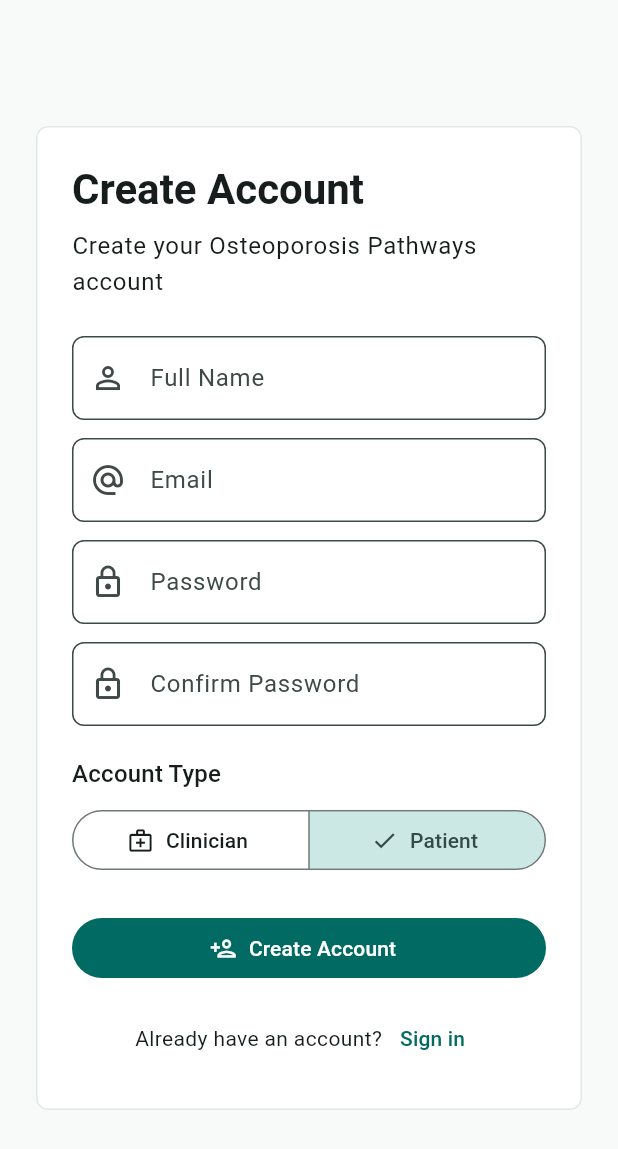
After one commit to songyi0494/CSI6224-APPLIED-PROJECT, a Flutter app: the AuthSignUpScreen screen opened directly, on a phone screen of 412 x 824 dp. The commit adds this screen. Shown: the top 1149 px of the screen. Run offline on Flutter 3.47's test engine with Material 3 defaults, Android fonts, the phone set to English and light mode, and no system bars; our stand-ins replace supabase_flutter; accounts and stored records are empty; network calls fail.

Commit message:
need to modify

```diff
--- a/app/lib/app.dart
+++ b/app/lib/app.dart
@@ -1,6 +1,6 @@
 import 'package:flutter/material.dart';
 
-import 'data/mock_app_repository.dart';
+import 'data/supabase_app_repository.dart';
 import 'models/app_user.dart';
 import 'models/clinical_case.dart';
 import 'models/pathway_evaluation.dart';
@@ -21,7 +21,7 @@ class OsteoporosisPathwaysApp extends StatefulWidget {
 }
 
 class _OsteoporosisPathwaysAppState extends State<OsteoporosisPathwaysApp> {
-  final MockAppRepository _repository = MockAppRepository();
+  final SupabaseAppRepository _repository = SupabaseAppRepository();
   final GlobalKey<NavigatorState> _navigatorKey = GlobalKey<NavigatorState>();
   AppUser? _currentUser;
 
@@ -40,6 +40,7 @@ class _OsteoporosisPathwaysAppState extends State<OsteoporosisPathwaysApp> {
     final user = _currentUser;
     if (user == null) {
       return AuthScreen(
+        repository: _repository,
         onSignedIn: (nextUser) => setState(() => _currentUser = nextUser),
       );
     }
--- /dev/null
+++ b/app/lib/data/supabase_app_repository.dart
@@ -0,0 +1,49 @@
+import 'package:supabase_flutter/supabase_flutter.dart';
+
+import '../models/app_user.dart';
+import 'mock_app_repository.dart';
+
+class SupabaseAppRepository extends MockAppRepository {
+  final SupabaseClient _supabase = Supabase.instance.client;
+
+  @override
+  Future<AppUser> signIn({
+    required String email,
+    required String password,
+    required UserRole role,
+  }) async {
+    final response = await _supabase.auth.signInWithPassword(
+      email: email,
+      password: password,
+    );
+
+    final user = response.user;
+
+    if (user == null) {
+      throw Exception('Login failed.');
+    }
+
+    final profile = await _supabase
+        .from('profiles')
+        .select('full_name, role')
+        .eq('id', user.id)
+        .single();
+
+    final savedRole = profile['role'] as String;
+
+    if (savedRole != role.name) {
+      await _supabase.auth.signOut();
+
+      throw Exception(
+        'This account is registered as $savedRole.',
+      );
+    }
+
+    return AppUser(
+      id: user.id,
+      displayName: profile['full_name'] as String,
+      email: user.email ?? email,
+      role: role,
+    );
+  }
+}
--- /dev/null
+++ b/app/lib/screens/auth_signup.dart
@@ -0,0 +1,247 @@
+import 'package:flutter/material.dart';
+import 'package:supabase_flutter/supabase_flutter.dart';
+import '../models/app_user.dart';
+
+class AuthSignUpScreen extends StatefulWidget {
+  const AuthSignUpScreen({super.key});
+
+  @override
+  State<AuthSignUpScreen> createState() => _AuthSignUpScreenState();
+}
+
+class _AuthSignUpScreenState extends State<AuthSignUpScreen> {
+  final _nameController = TextEditingController();
+  final _emailController = TextEditingController();
+  final _passwordController = TextEditingController();
+  final _confirmPasswordController = TextEditingController();
+
+  UserRole _role = UserRole.patient;
+  bool _loading = false;
+
+  @override
+  void dispose() {
+    _nameController.dispose();
+    _emailController.dispose();
+    _passwordController.dispose();
+    _confirmPasswordController.dispose();
+    super.dispose();
+  }
+
+  @override
+  Widget build(BuildContext context) {
+    return Scaffold(
+      body: SafeArea(
+        child: Center(
+          child: SingleChildScrollView(
+            child: ConstrainedBox(
+              constraints: const BoxConstraints(maxWidth: 520),
+              child: Padding(
+                padding: const EdgeInsets.all(24),
+                child: Card(
+                  child: Padding(
+                    padding: const EdgeInsets.all(24),
+                    child: Column(
+                      mainAxisSize: MainAxisSize.min,
+                      crossAxisAlignment: CrossAxisAlignment.stretch,
+                      children: [
+                        Text(
+                          'Create Account',
+                          style: Theme.of(context)
+                              .textTheme
+                              .headlineMedium
+                              ?.copyWith(fontWeight: FontWeight.w700),
+                        ),
+                        const SizedBox(height: 8),
+                        Text(
+                          'Create your Osteoporosis Pathways account',
+                          style: Theme.of(context).textTheme.bodyLarge,
+                        ),
+                        const SizedBox(height: 24),
+
+                        TextField(
+                          controller: _nameController,
+                          decoration: const InputDecoration(
+                            labelText: 'Full Name',
+                            prefixIcon: Icon(Icons.person_outline),
+                          ),
+                        ),
+
+                        const SizedBox(height: 12),
+
+                        TextField(
+                          controller: _emailController,
+                          keyboardType: TextInputType.emailAddress,
+                          decoration: const InputDecoration(
+                            labelText: 'Email',
+                            prefixIcon: Icon(Icons.alternate_email),
+                          ),
+                        ),
+
+                        const SizedBox(height: 12),
+
+                        TextField(
+                          controller: _passwordController,
+                          obscureText: true,
+                          decoration: const InputDecoration(
+                            labelText: 'Password',
+                            prefixIcon: Icon(Icons.lock_outline),
+                          ),
+                        ),
+
+                        const SizedBox(height: 12),
+
+                        TextField(
+                          controller: _confirmPasswordController,
+                          obscureText: true,
+                          decoration: const InputDecoration(
+                            labelText: 'Confirm Password',
+                            prefixIcon: Icon(Icons.lock_outline),
+                          ),
+                        ),
+
+                        const SizedBox(height: 20),
+
+                        Text(
+                          'Account Type',
+                          style: Theme.of(context).textTheme.titleMedium,
+                        ),
+
+                        const SizedBox(height: 8),
+
+                        SegmentedButton<UserRole>(
+                          segments: const [
+                            ButtonSegment(
+                              value: UserRole.clinician,
+                              label: Text('Clinician'),
+                              icon: Icon(Icons.medical_services_outlined),
+                            ),
+                            ButtonSegment(
+                              value: UserRole.patient,
+                              label: Text('Patient'),
+                              icon: Icon(Icons.person_outline),
+                            ),
+                          ],
+                          selected: {_role},
+                          onSelectionChanged: (roles) {
+                            setState(() {
+                              _role = roles.first;
+                            });
+                          },
+                        ),
+
+                        const SizedBox(height: 24),
+
+                        FilledButton.icon(
+                          onPressed: _loading ? null : _signUp,
+                          icon: _loading
+                              ? const SizedBox(
+                                  width: 18,
+                                  height: 18,
+                                  child: CircularProgressIndicator(
+                                    strokeWidth: 2,
+                                  ),
+                                )
+                              : const Icon(Icons.person_add_outlined),
+                          label: Text(
+                            _loading
+                                ? 'Creating account...'
+                                : 'Create Account',
+                          ),
+                        ),
+
+                        const SizedBox(height: 12),
+
+                        Row(
+                          mainAxisAlignment: MainAxisAlignment.center,
+                          children: [
+                            const Text('Already have an account?'),
+                            TextButton(
+                              onPressed: () {
+                                Navigator.pop(context);
+                              },
+                              child: const Text('Sign in'),
+                            ),
+                          ],
+                        ),
+                      ],
+                    ),
+                  ),
+                ),
+              ),
+            ),
+          ),
+        ),
+      ),
+    );
+  }
+
+  Future<void> _signUp() async {
+    final fullName = _nameController.text.trim();
+    final email = _emailController.text.trim();
+    final password = _passwordController.text;
+    final confirmPassword = _confirmPasswordController.text;
+
+    if (fullName.isEmpty || email.isEmpty || password.isEmpty) {
+      _showMessage('Please fill in all fields.');
+      return;
+    }
+
+    if (password != confirmPassword) {
+      _showMessage('Passwords do not match.');
+      return;
+    }
+
+    setState(() {
+      _loading = true;
+    });
+
+    try {
+      final response = await Supabase.instance.client.auth.signUp(
+        email: email,
+        password: password,
+        data: {
+          'full_name': fullName,
+          'role': _role.name,
+        },
+      );
+
+      if (response.user == null) {
+        throw Exception('Account could not be created.');
+      }
+
+      if (!mounted) {
+        return;
+      }
+
+      ScaffoldMessenger.of(context).showSnackBar(
+        const SnackBar(
+          content: Text(
+            'Account created. Please check your email if verification is required.',
+          ),
+        ),
+      );
+      await Supabase.instance.client.auth.signOut();
+      Navigator.pop(context);
+    } on AuthException catch (e) {
+      _showMessage(e.message);
+    } catch (e) {
+      _showMessage('Sign up failed: $e');
+    } finally {
+      if (mounted) {
+        setState(() {
+          _loading = false;
+        });
+      }
+    }
+  }
+
+  void _showMessage(String message) {
+    if (!mounted) {
+      return;
+    }
+
+    ScaffoldMessenger.of(context).showSnackBar(
+      SnackBar(content: Text(message)),
+    );
+  }
+}
--- a/app/pubspec.yaml
+++ b/app/pubspec.yaml
@@ -11,6 +11,7 @@ dependencies:
     sdk: flutter
   cupertino_icons: ^1.0.8
   http: ^1.2.2
+  supabase_flutter: ^2.17.2
 
 dev_dependencies:
   flutter_test:
```
Also changed, not shown: app/lib/main.dart (+11 -2 lines), app/lib/screens/auth_screen.dart (+66 -14 lines), app/pubspec.lock.
